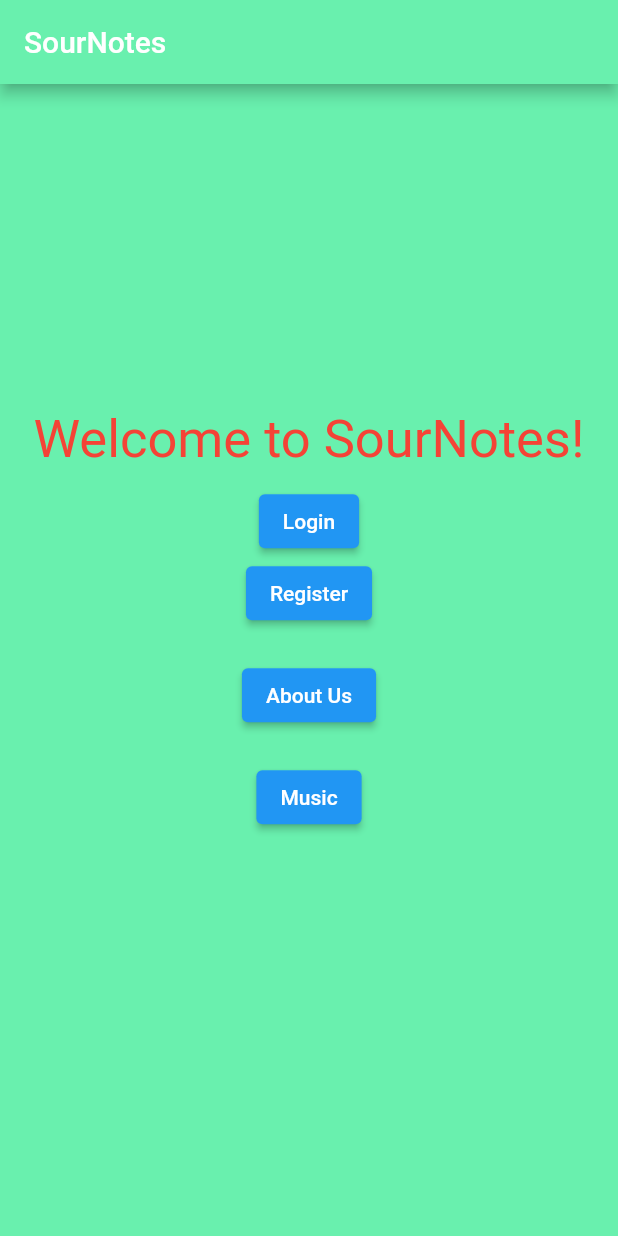
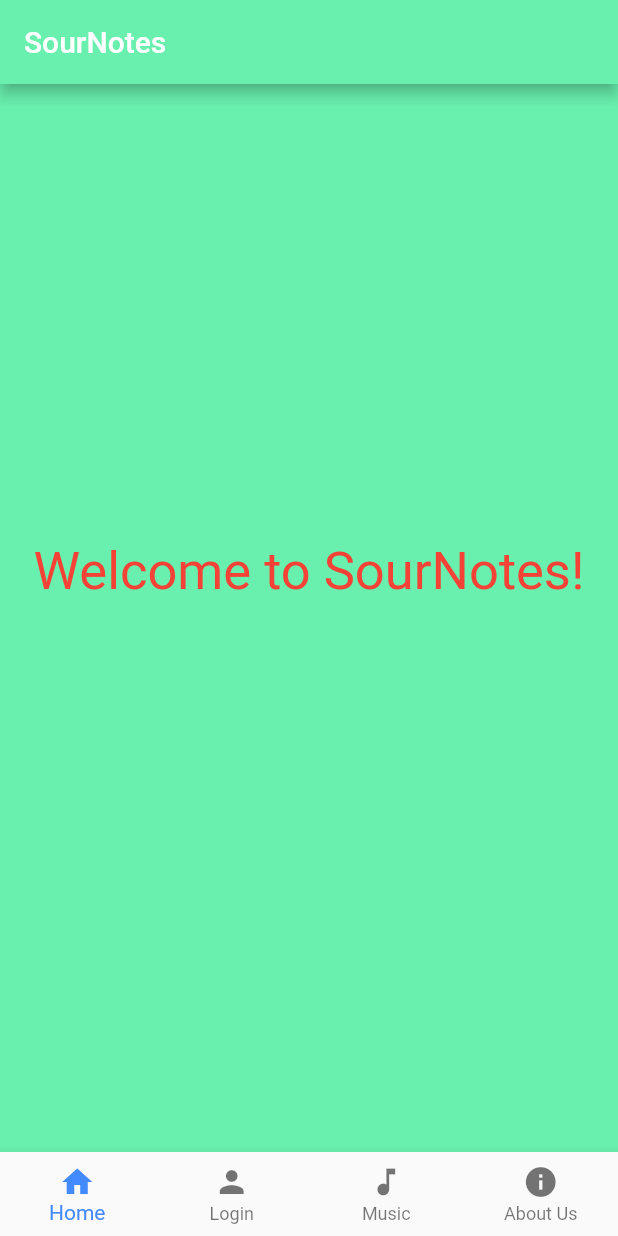
Before and after one commit to UwemEkong/sour_notes, a Flutter app: the screen it shows after launch, on a phone screen of 412 x 824 dp. Run offline on Flutter 3.47's test engine with Material 2 defaults, Android fonts, the phone set to English and light mode, and no system bars; network calls fail.

Commit message:
add bottom navigation bar

```diff
--- a/lib/main.dart
+++ b/lib/main.dart
@@ -1,7 +1,7 @@
 // ignore_for_file: prefer_const_constructors, use_key_in_widget_constructors
 
 import 'package:flutter/material.dart';
-import 'package:sour_notes/routes/routes.dart';
+import 'package:sour_notes/widgets/app.dart';
 
 void main() {
   runApp(MyApp());
@@ -10,9 +10,6 @@ void main() {
 class MyApp extends StatelessWidget {
   @override
   Widget build(BuildContext context) {
-    return MaterialApp(
-      initialRoute: RouteManager.homePage,
-      onGenerateRoute: RouteManager.generateRoute,
-    );
+    return MaterialApp(home: App());
   }
 }
--- /dev/null
+++ b/lib/models/navigation_item.dart
@@ -0,0 +1,13 @@
+import 'package:flutter/material.dart';
+
+class NavigationItem {
+  final Widget widget;
+  final Icon icon;
+  final Widget title;
+  final GlobalKey<NavigatorState> NavigationItemKey;
+  NavigationItem(
+      {required this.widget,
+      required this.icon,
+      required this.title,
+      required this.NavigationItemKey});
+}
--- a/lib/pages/about_us_page.dart
+++ b/lib/pages/about_us_page.dart
@@ -3,7 +3,6 @@
 import 'package:flutter/material.dart';
 import 'package:sour_notes/models/profile.dart';
 import 'package:sour_notes/pages/profile_page.dart';
-import 'package:sour_notes/routes/routes.dart';
 
 class AboutUsPage extends StatefulWidget {
   @override
--- a/lib/pages/home_page.dart
+++ b/lib/pages/home_page.dart
@@ -5,7 +5,6 @@ import 'dart:io';
 import 'package:flutter/material.dart';
 import 'package:sour_notes/models/loginmessage.dart';
 import 'package:sour_notes/models/user.dart';
-import 'package:sour_notes/routes/routes.dart';
 import 'package:http/http.dart' as http;
 import 'dart:convert';
 
@@ -40,7 +39,6 @@ class _HomePageState extends State<HomePage> {
 
   @override
   Widget build(BuildContext context) {
-    final args = ModalRoute.of(context)!.settings.arguments;
     return Scaffold(
       backgroundColor: Colors.greenAccent,
       appBar: AppBar(
@@ -48,7 +46,7 @@ class _HomePageState extends State<HomePage> {
         backgroundColor: Colors.greenAccent,
       ),
       body: Center(
-          child: new SingleChildScrollView(
+          child: SingleChildScrollView(
         child: Column(
           children: [
             Padding(
@@ -56,36 +54,6 @@ class _HomePageState extends State<HomePage> {
               child: Text('Welcome to SourNotes!',
                   style: TextStyle(
                       height: 1.25, fontSize: 35, color: Colors.red[500])),
-            ),
-            ElevatedButton(
-              child: Text('Login'),
-              onPressed: () {
-                Navigator.of(context).pushNamed(RouteManager.loginPage);
-              },
-            ),
-            ElevatedButton(
-              child: Text('Register'),
-              onPressed: () {
-                Navigator.of(context).pushNamed(RouteManager.loginPage);
-              },
-            ),
-            SizedBox(
-              height: 20,
-            ),
-            ElevatedButton(
-              child: Text('About Us'),
-              onPressed: () {
-                Navigator.of(context).pushNamed(RouteManager.aboutUsPage);
-              },
-            ),
-            SizedBox(
-              height: 20,
-            ),
-            ElevatedButton(
-              child: Text('Music'),
-              onPressed: () {
-                Navigator.of(context).pushNamed(RouteManager.songListPage);
-              },
             ),
             SizedBox(
               height: 20,
--- a/lib/routes/routes.dart
+++ /dev/null
@@ -1,46 +0,0 @@
-import 'package:flutter/material.dart';
-import 'package:sour_notes/models/profile.dart';
-import 'package:sour_notes/pages/home_page.dart';
-import 'package:sour_notes/pages/about_us_page.dart';
-import 'package:sour_notes/pages/profile_page.dart';
-import 'package:sour_notes/pages/song_list.dart';
-
-import '../pages/login.dart';
-
-class RouteManager {
-  static const String homePage = '/';
-  static const String loginPage = '/loginPage';
-  static const String aboutUsPage = '/aboutUsPage';
-  static const String songListPage = '/songList';
-  static const String profilePage = '/profilePage';
-
-  static Route<dynamic> generateRoute(RouteSettings settings) {
-    switch (settings.name) {
-      case homePage:
-        return MaterialPageRoute(
-          builder: (context) => HomePage(),
-        );
-      case loginPage:
-        return MaterialPageRoute(
-          builder: (context) => MyCustomForm(),
-        );
-      case songListPage:
-        return MaterialPageRoute(
-          builder: (context) => SongListPage(),
-        );
-
-      case aboutUsPage:
-        return MaterialPageRoute(
-          builder: (context) => AboutUsPage(),
-        );
-      case profilePage:
-        return MaterialPageRoute(
-          builder: (context) => ProfilePage(profile: Profile.noArgs()),
-        );
-      default:
-        return MaterialPageRoute(
-          builder: (context) => HomePage(),
-        );
-    }
-  }
-}
--- /dev/null
+++ b/lib/widgets/app.dart
@@ -0,0 +1,104 @@
+import 'package:flutter/material.dart';
+import 'package:sour_notes/models/navigation_item.dart';
+import 'package:sour_notes/pages/about_us_page.dart';
+import 'package:sour_notes/pages/home_page.dart';
+import 'package:sour_notes/pages/login.dart';
+import 'package:sour_notes/pages/song_list.dart';
+
+class App extends StatefulWidget {
+  @override
+  State<StatefulWidget> createState() => AppState();
+}
+
+class AppState extends State<App> {
+  int _currentPage = 0;
+
+  final List<NavigationItem> _items = [
+    NavigationItem(
+        icon: const Icon(Icons.home),
+        title: const Text("Home"),
+        widget: HomePage(),
+        NavigationItemKey: GlobalKey<NavigatorState>()),
+    NavigationItem(
+        icon: const Icon(Icons.person),
+        title: const Text("Login"),
+        widget: const MyCustomForm(),
+        NavigationItemKey: GlobalKey<NavigatorState>()),
+    NavigationItem(
+        icon: const Icon(Icons.music_note),
+        title: const Text("Music"),
+        widget: SongListPage(),
+        NavigationItemKey: GlobalKey<NavigatorState>()),
+    NavigationItem(
+        icon: const Icon(Icons.info),
+        title: const Text("About Us"),
+        widget: AboutUsPage(),
+        NavigationItemKey: GlobalKey<NavigatorState>())
+  ];
+
+  Widget _navigationTab(
+      {required GlobalKey<NavigatorState> naviKey, required Widget widget}) {
+    return Navigator(
+      key: naviKey,
+      onGenerateRoute: (routeSettings) {
+        return MaterialPageRoute(builder: (context) => widget);
+      },
+    );
+  }
+
+  void _selectTab(int index) {
+    if (index == _currentPage) {
+      _items[index]
+          .NavigationItemKey
+          .currentState
+          ?.popUntil((route) => route.isFirst);
+    } else {
+      setState(() {
+        _currentPage = index;
+      });
+    }
+  }
+
+  Widget _bottomNavigationBar() {
+    return BottomNavigationBar(
+      selectedItemColor: Colors.blueAccent,
+      type: BottomNavigationBarType.fixed,
+      currentIndex: _currentPage,
+      onTap: (int index) {
+        _selectTab(index);
+      },
+      items: _items
+          .map((e) => BottomNavigationBarItem(icon: e.icon, title: e.title))
+          .toList(),
+    );
+  }
+
+  @override
+  Widget build(BuildContext context) {
+    return WillPopScope(
+      onWillPop: () async {
+        final isFirstRouteInCurrentTab = await _items[_currentPage]
+            .NavigationItemKey
+            .currentState!
+            .maybePop();
+        if (isFirstRouteInCurrentTab) {
+          if (_currentPage != 0) {
+            _selectTab(1);
+            return false;
+          }
+        }
+        // let system handle back button if we're on the first route
+        return isFirstRouteInCurrentTab;
+      },
+      child: Scaffold(
+        body: IndexedStack(
+            index: _currentPage,
+            children: _items
+                .map((e) => _navigationTab(
+                    naviKey: e.NavigationItemKey, widget: e.widget))
+                .toList()),
+        bottomNavigationBar: _bottomNavigationBar(),
+      ),
+    );
+  }
+}
```
Also changed, not shown: lib/pages/login.dart (+7 -3 lines), lib/widgets/alert.dart (deleted, +0 -37 lines).
